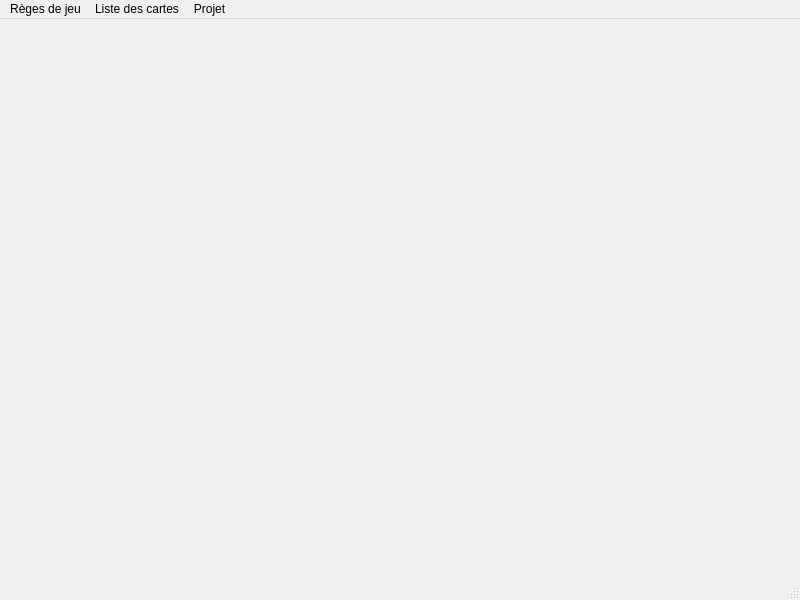
erreur130/LoveLetter, file FichiersQT/mainwindow.ui: the form before one commit.
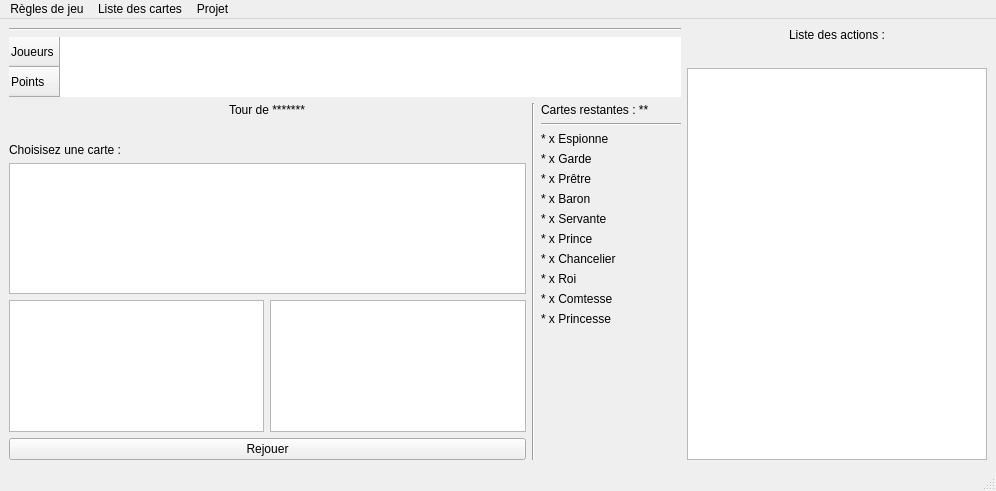
The form after the commit.

```diff
--- a/FichiersQT/mainwindow.ui
+++ b/FichiersQT/mainwindow.ui
@@ -6,31 +6,395 @@
    <rect>
     <x>0</x>
     <y>0</y>
-    <width>800</width>
-    <height>600</height>
+    <width>996</width>
+    <height>491</height>
    </rect>
   </property>
   <property name="windowTitle">
    <string>MainWindow</string>
   </property>
-  <widget class="QWidget" name="centralwidget"/>
+  <widget class="QWidget" name="centralwidget">
+   <layout class="QHBoxLayout" name="horizontalLayout">
+    <item>
+     <layout class="QVBoxLayout" name="verticalLayout_2">
+      <item>
+       <widget class="Line" name="line_3">
+        <property name="orientation">
+         <enum>Qt::Orientation::Horizontal</enum>
+        </property>
+       </widget>
+      </item>
+      <item>
+       <widget class="QTableWidget" name="listeJoueurs">
+        <property name="enabled">
+         <bool>true</bool>
+        </property>
+        <property name="sizePolicy">
+         <sizepolicy hsizetype="Expanding" vsizetype="Fixed">
+          <horstretch>0</horstretch>
+          <verstretch>0</verstretch>
+         </sizepolicy>
+        </property>
+        <property name="minimumSize">
+         <size>
+          <width>0</width>
+          <height>60</height>
+         </size>
+        </property>
+        <property name="maximumSize">
+         <size>
+          <width>16777215</width>
+          <height>60</height>
+         </size>
+        </property>
+        <property name="frameShape">
+         <enum>QFrame::Shape::NoFrame</enum>
+        </property>
+        <property name="frameShadow">
+         <enum>QFrame::Shadow::Plain</enum>
+        </property>
+        <property name="verticalScrollBarPolicy">
+         <enum>Qt::ScrollBarPolicy::ScrollBarAlwaysOff</enum>
+        </property>
+        <property name="dragEnabled">
+         <bool>false</bool>
+        </property>
+        <property name="showGrid">
+         <bool>false</bool>
+        </property>
+        <attribute name="horizontalHeaderVisible">
+         <bool>false</bool>
+        </attribute>
+        <attribute name="horizontalHeaderMinimumSectionSize">
+         <number>100</number>
+        </attribute>
+        <attribute name="verticalHeaderVisible">
+         <bool>true</bool>
+        </attribute>
+        <attribute name="verticalHeaderCascadingSectionResizes">
+         <bool>true</bool>
+        </attribute>
+        <attribute name="verticalHeaderMinimumSectionSize">
+         <number>30</number>
+        </attribute>
+        <row>
+         <property name="text">
+          <string>Joueurs</string>
+         </property>
+        </row>
+        <row>
+         <property name="text">
+          <string>Points</string>
+         </property>
+        </row>
+       </widget>
+      </item>
+      <item>
+       <layout class="QHBoxLayout" name="horizontalLayout_2">
+        <item>
+         <layout class="QVBoxLayout" name="verticalLayout_4">
+          <item alignment="Qt::AlignmentFlag::AlignHCenter">
+           <widget class="QLabel" name="labelTourDe">
+            <property name="text">
+             <string>Tour de *******</string>
+            </property>
+           </widget>
+          </item>
+          <item>
+           <spacer name="horizontalSpacer_3">
+            <property name="orientation">
+             <enum>Qt::Orientation::Horizontal</enum>
+            </property>
+            <property name="sizeHint" stdset="0">
+             <size>
+              <width>40</width>
+              <height>20</height>
+             </size>
+            </property>
+           </spacer>
+          </item>
+          <item>
+           <widget class="QLabel" name="labelInfoActionJoueur">
+            <property name="text">
+             <string>Choisisez une carte :</string>
+            </property>
+           </widget>
+          </item>
+          <item>
+           <widget class="QColumnView" name="listeCarteMain"/>
+          </item>
+          <item>
+           <layout class="QHBoxLayout" name="horizontalLayout_3">
+            <item>
+             <widget class="QColumnView" name="listeCarteChoixGarde"/>
+            </item>
+            <item>
+             <widget class="QListWidget" name="listeJoueursCible"/>
+            </item>
+           </layout>
+          </item>
+          <item>
+           <widget class="QPushButton" name="buttonRejouer">
+            <property name="text">
+             <string>Rejouer</string>
+            </property>
+           </widget>
+          </item>
+         </layout>
+        </item>
+        <item>
+         <widget class="Line" name="line_2">
+          <property name="orientation">
+           <enum>Qt::Orientation::Vertical</enum>
+          </property>
+         </widget>
+        </item>
+        <item>
+         <layout class="QVBoxLayout" name="verticalLayout_3">
+          <item>
+           <widget class="QLabel" name="labelNbCartesRestantes">
+            <property name="sizePolicy">
+             <sizepolicy hsizetype="Minimum" vsizetype="Preferred">
+              <horstretch>0</horstretch>
+              <verstretch>0</verstretch>
+             </sizepolicy>
+            </property>
+            <property name="text">
+             <string>Cartes restantes : **</string>
+            </property>
+           </widget>
+          </item>
+          <item>
+           <widget class="Line" name="line">
+            <property name="orientation">
+             <enum>Qt::Orientation::Horizontal</enum>
+            </property>
+           </widget>
+          </item>
+          <item>
+           <widget class="QLabel" name="labelNbEspionne">
+            <property name="sizePolicy">
+             <sizepolicy hsizetype="Minimum" vsizetype="Preferred">
+              <horstretch>0</horstretch>
+              <verstretch>0</verstretch>
+             </sizepolicy>
+            </property>
+            <property name="text">
+             <string>* x Espionne</string>
+            </property>
+           </widget>
+          </item>
+          <item>
+           <widget class="QLabel" name="labelNbGarde">
+            <property name="sizePolicy">
+             <sizepolicy hsizetype="Minimum" vsizetype="Preferred">
+              <horstretch>0</horstretch>
+              <verstretch>0</verstretch>
+             </sizepolicy>
+            </property>
+            <property name="text">
+             <string>* x Garde</string>
+            </property>
+           </widget>
+          </item>
+          <item>
+           <widget class="QLabel" name="labelNbPretre">
+            <property name="sizePolicy">
+             <sizepolicy hsizetype="Minimum" vsizetype="Preferred">
+              <horstretch>0</horstretch>
+              <verstretch>0</verstretch>
+             </sizepolicy>
+            </property>
+            <property name="text">
+             <string>* x Prêtre</string>
+            </property>
+           </widget>
+          </item>
+          <item>
+           <widget class="QLabel" name="labelNbBaron">
+            <property name="sizePolicy">
+             <sizepolicy hsizetype="Minimum" vsizetype="Preferred">
+              <horstretch>0</horstretch>
+              <verstretch>0</verstretch>
+             </sizepolicy>
+            </property>
+            <property name="text">
+             <string>* x Baron</string>
+            </property>
+           </widget>
+          </item>
+          <item>
+           <widget class="QLabel" name="labelNbServante">
+            <property name="sizePolicy">
+             <sizepolicy hsizetype="Minimum" vsizetype="Preferred">
+              <horstretch>0</horstretch>
+              <verstretch>0</verstretch>
+             </sizepolicy>
+            </property>
+            <property name="text">
+             <string>* x Servante</string>
+            </property>
+           </widget>
+          </item>
+          <item>
+           <widget class="QLabel" name="labelNbPrince">
+            <property name="sizePolicy">
+             <sizepolicy hsizetype="Minimum" vsizetype="Preferred">
+              <horstretch>0</horstretch>
+              <verstretch>0</verstretch>
+             </sizepolicy>
+            </property>
+            <property name="text">
+             <string>* x Prince</string>
+            </property>
+           </widget>
+          </item>
+          <item>
+           <widget class="QLabel" name="labelNbChancelier">
+            <property name="sizePolicy">
+             <sizepolicy hsizetype="Minimum" vsizetype="Preferred">
+              <horstretch>0</horstretch>
+              <verstretch>0</verstretch>
+             </sizepolicy>
+            </property>
+            <property name="text">
+             <string>* x Chancelier</string>
+            </property>
+           </widget>
+          </item>
+          <item>
+           <widget class="QLabel" name="labelNbRoi">
+            <property name="sizePolicy">
+             <sizepolicy hsizetype="Minimum" vsizetype="Preferred">
+              <horstretch>0</horstretch>
+              <verstretch>0</verstretch>
+             </sizepolicy>
+            </property>
+            <property name="text">
+             <string>* x Roi</string>
+            </property>
+           </widget>
+          </item>
+          <item>
+           <widget class="QLabel" name="labelNbComtesse">
+            <property name="sizePolicy">
+             <sizepolicy hsizetype="Minimum" vsizetype="Preferred">
+              <horstretch>0</horstretch>
+              <verstretch>0</verstretch>
+             </sizepolicy>
+            </property>
+            <property name="text">
+             <string>* x Comtesse</string>
+            </property>
+           </widget>
+          </item>
+          <item>
+           <widget class="QLabel" name="labelNbPrincesse">
+            <property name="sizePolicy">
+             <sizepolicy hsizetype="Minimum" vsizetype="Preferred">
+              <horstretch>0</horstretch>
+              <verstretch>0</verstretch>
+             </sizepolicy>
+            </property>
+            <property name="text">
+             <string>* x Princesse</string>
+            </property>
+           </widget>
+          </item>
+          <item>
+           <spacer name="verticalSpacer">
+            <property name="orientation">
+             <enum>Qt::Orientation::Vertical</enum>
+            </property>
+            <property name="sizeHint" stdset="0">
+             <size>
+              <width>20</width>
+              <height>40</height>
+             </size>
+            </property>
+           </spacer>
+          </item>
+          <item>
+           <spacer name="horizontalSpacer_2">
+            <property name="orientation">
+             <enum>Qt::Orientation::Horizontal</enum>
+            </property>
+            <property name="sizeType">
+             <enum>QSizePolicy::Policy::Fixed</enum>
+            </property>
+            <property name="sizeHint" stdset="0">
+             <size>
+              <width>140</width>
+              <height>20</height>
+             </size>
+            </property>
+           </spacer>
+          </item>
+         </layout>
+        </item>
+       </layout>
+      </item>
+     </layout>
+    </item>
+    <item>
+     <layout class="QVBoxLayout" name="verticalLayout">
+      <item alignment="Qt::AlignmentFlag::AlignHCenter">
+       <widget class="QLabel" name="label">
+        <property name="text">
+         <string>Liste des actions :</string>
+        </property>
+       </widget>
+      </item>
+      <item>
+       <spacer name="horizontalSpacer">
+        <property name="orientation">
+         <enum>Qt::Orientation::Horizontal</enum>
+        </property>
+        <property name="sizeType">
+         <enum>QSizePolicy::Policy::Fixed</enum>
+        </property>
+        <property name="sizeHint" stdset="0">
+         <size>
+          <width>300</width>
+          <height>20</height>
+         </size>
+        </property>
+       </spacer>
+      </item>
+      <item>
+       <widget class="QTextEdit" name="textLog">
+        <property name="sizePolicy">
+         <sizepolicy hsizetype="Minimum" vsizetype="Expanding">
+          <horstretch>0</horstretch>
+          <verstretch>0</verstretch>
+         </sizepolicy>
+        </property>
+        <property name="readOnly">
+         <bool>true</bool>
+        </property>
+       </widget>
+      </item>
+     </layout>
+    </item>
+   </layout>
+  </widget>
   <widget class="QStatusBar" name="statusbar"/>
   <widget class="QMenuBar" name="menubar">
    <property name="geometry">
     <rect>
      <x>0</x>
      <y>0</y>
-     <width>800</width>
+     <width>996</width>
      <height>23</height>
     </rect>
    </property>
-   <addaction name="actionReges_de_jeu"/>
+   <addaction name="actionRegles_de_jeu"/>
    <addaction name="actionListe_des_cartes"/>
    <addaction name="actionProjet"/>
   </widget>
-  <action name="actionReges_de_jeu">
+  <action name="actionRegles_de_jeu">
    <property name="text">
-    <string>Règes de jeu</string>
+    <string>Règles de jeu</string>
    </property>
    <property name="shortcut">
     <string>R</string>
```
